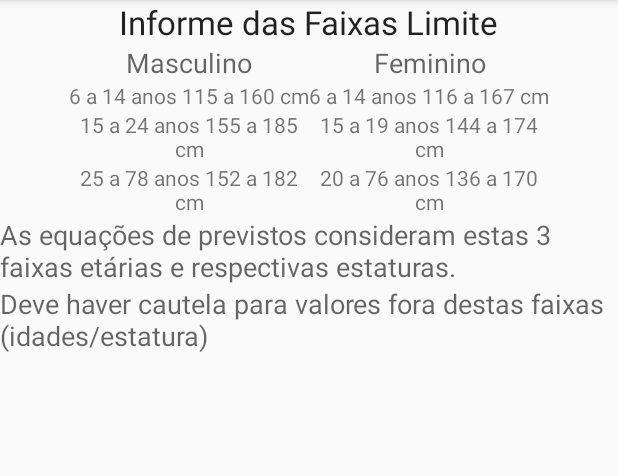
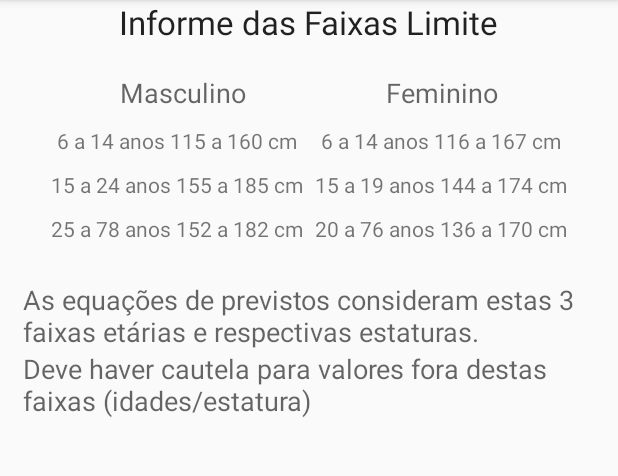
Before and after one commit to FabricaAppU9/Espirometria, an Android app: the FaixasLimiteActivity screen opened directly, with no data from a screen before it, on a phone screen of 412 x 824 dp, the part 84-560 px from its top. Run offline under Robolectric (Android 15) with nearby library versions, the phone set to English and light mode, and no system bars.

Commit message:
ProCalc - Atualização da Activity "Faixas Limite" #59 Atualização da organização dos informes no layout Atualização da organização do sobre

```diff
--- a/ProCalc/app/src/main/res/layout/activity_faixas_limite.xml
+++ b/ProCalc/app/src/main/res/layout/activity_faixas_limite.xml
@@ -9,6 +9,7 @@
         <TextView
             android:layout_width="wrap_content"
             android:layout_height="wrap_content"
+            android:paddingBottom="20dp"
             android:textAppearance="?android:attr/textAppearanceLarge"
             android:text="@string/title_activity_faixas_limite"/>
     </LinearLayout>
@@ -19,80 +20,77 @@
         android:layout_width="wrap_content"
         android:layout_height="wrap_content"
         android:layout_below="@+id/Titulo"
-        android:layout_centerHorizontal="true">
+        android:layout_centerHorizontal="true"
+        android:foregroundGravity="center_horizontal"
+        android:paddingBottom="15dp">
 
         <TableLayout xmlns:android="http://schemas.android.com/apk/res/android"
         android:layout_width="match_parent"
-        android:layout_height="wrap_content" android:gravity="center"
-            android:layout_gravity="center_horizontal">
+        android:layout_height="wrap_content">
             <TableRow
                 android:layout_width="wrap_content"
-                android:layout_gravity="center">
+                android:layout_gravity="center"
+                android:paddingBottom="10dp">
                 <TextView
-                    android:layout_width="160dp"
+                    android:layout_width="wrap_content"
                     android:text="Masculino"
                     android:textAppearance="?android:attr/textAppearanceMedium"
                     android:gravity="center"/>
                 <TextView
-                    android:layout_width="160dp"
+                    android:layout_width="wrap_content"
                     android:text="Feminino"
                     android:textAppearance="?android:attr/textAppearanceMedium"
                     android:gravity="center"/>
             </TableRow>
 
-            <TableRow>
+            <TableRow
+                android:layout_width="wrap_content"
+                android:layout_gravity="center"
+                android:paddingBottom="10dp">
                 <TextView
-                    android:layout_width="160dp"
+                    android:layout_width="wrap_content"
                     android:text="@string/masculino1"
                     android:textAppearance="?android:attr/textAppearanceSmall"
-                    android:gravity="center"/>
+                    android:gravity="center"
+                    android:paddingRight="8dp"/>
                 <TextView
-                    android:layout_width="160dp"
+                    android:layout_width="wrap_content"
                     android:text="@string/feminino1"
                     android:textAppearance="?android:attr/textAppearanceSmall"
                     android:gravity="center"/>
             </TableRow>
-            <TableRow>
+            <TableRow
+                android:layout_width="wrap_content"
+                android:layout_gravity="center"
+                android:paddingBottom="10dp">
                 <TextView
-                    android:layout_width="160dp"
+                    android:layout_width="wrap_content"
                     android:text="@string/masculino2"
                     android:textAppearance="?android:attr/textAppearanceSmall"
-                    android:gravity="center"/>
+                    android:gravity="center"
+                    android:paddingRight="8dp"/>
                 <TextView
-                    android:layout_width="160dp"
+                    android:layout_width="wrap_content"
                     android:text="@string/feminino2"
                     android:textAppearance="?android:attr/textAppearanceSmall"
                     android:gravity="center"/>
             </TableRow>
-            <TableRow>
+            <TableRow
+                android:layout_width="wrap_content"
+                android:layout_gravity="center"
+                android:paddingBottom="10dp">
                 <TextView
                     android:layout_width="160dp"
                     android:text="@string/masculino3"
                     android:textAppearance="?android:attr/textAppearanceSmall"
-                    android:gravity="center"/>
+                    android:gravity="center"
+                    android:paddingRight="8dp"/>
                 <TextView
                     android:layout_width="160dp"
                     android:text="@string/feminino3"
                     android:textAppearance="?android:attr/textAppearanceSmall"
                     android:gravity="center"/>
             </TableRow>
-
-            <TableRow
-                android:layout_width="match_parent"
-                android:layout_height="match_parent"></TableRow>
-
-            <TableRow
-                android:layout_width="match_parent"
-                android:layout_height="match_parent">
-
-            </TableRow>
-
-            <TableRow
-                android:layout_width="match_parent"
-                android:layout_height="match_parent">
-
-            </TableRow>
-
         </TableLayout>
     </LinearLayout>
 
@@ -101,8 +99,9 @@
         android:orientation="horizontal"
         android:layout_width="wrap_content"
         android:layout_height="wrap_content"
-        android:layout_below="@+id/Tabela"
-        android:layout_centerHorizontal="true">
+        android:paddingRight="15dp"
+        android:paddingLeft="15dp"
+        android:layout_below="@+id/Tabela">
         <TextView
             android:layout_width="match_parent"
             android:layout_height="wrap_content"
@@ -114,6 +113,8 @@
         android:layout_width="wrap_content"
         android:layout_height="wrap_content"
         android:layout_below="@+id/Para1"
+        android:paddingRight="15dp"
+        android:paddingLeft="15dp"
         android:layout_centerHorizontal="true">
         <TextView
             android:layout_width="match_parent"
```
Also changed, not shown: ProCalc/app/src/main/res/layout/activity_info.xml (+46 -3 lines), ProCalc/app/src/main/res/values/strings.xml (+9 -4 lines).
